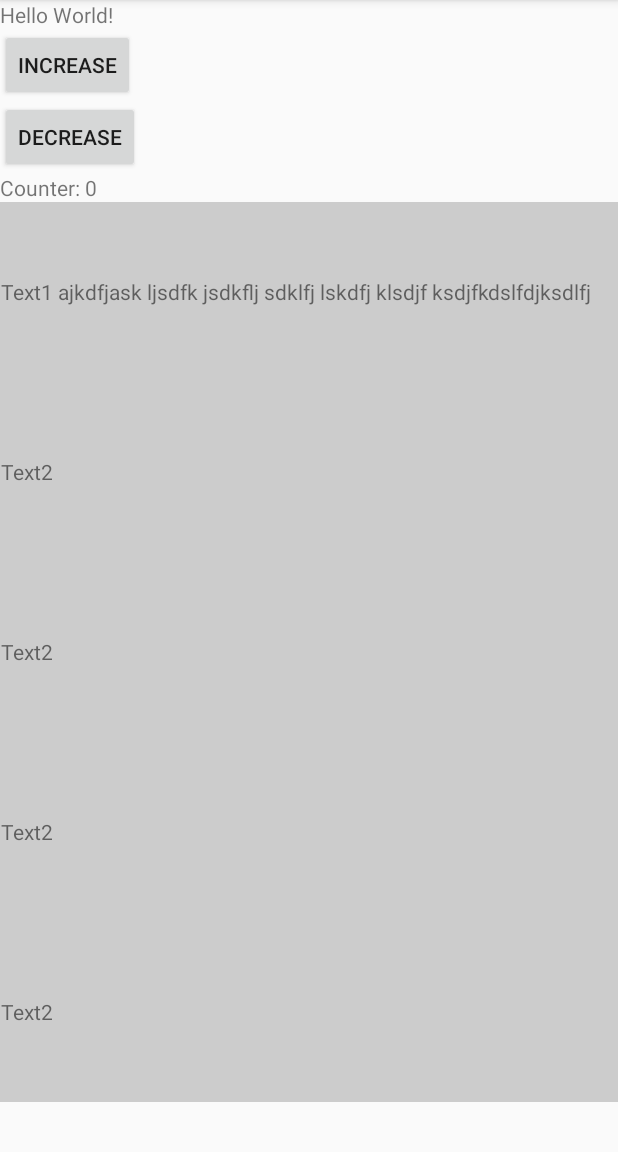
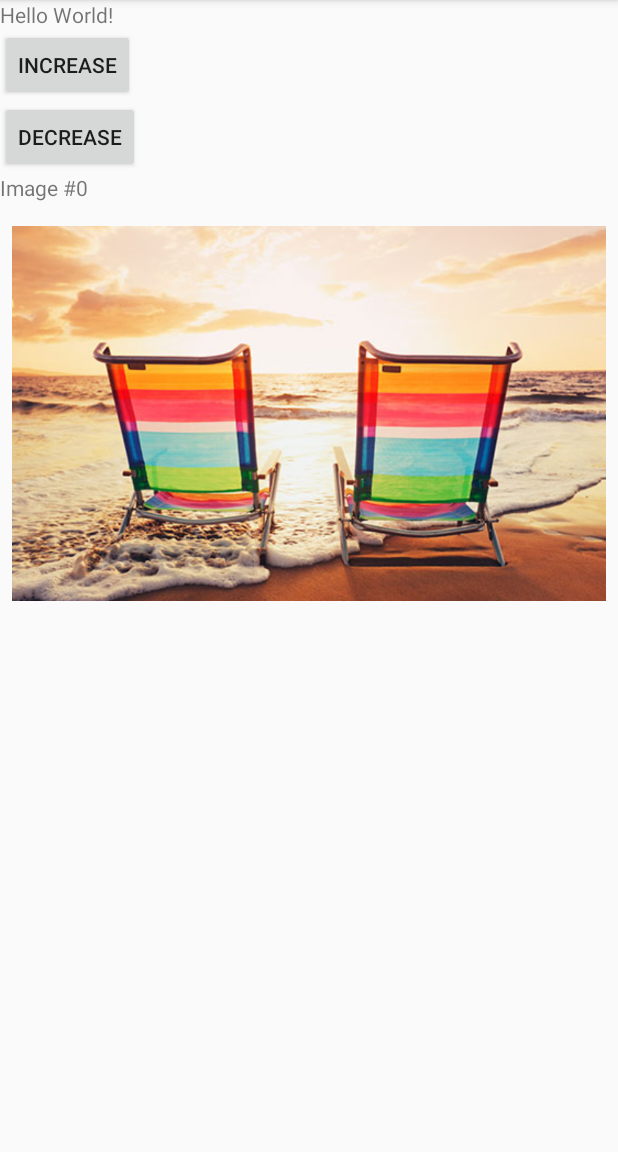
Before and after one commit to passsy/gdg-dus-study-jam, an Android app: the screen it shows after launch (MainActivity), after a tap on "DECREASE", on a phone screen of 412 x 824 dp, the part 84-1236 px from its top. Run offline under Robolectric (Android 15) with nearby library versions, the phone set to English and light mode, and no system bars; 1 other tap on this screen came first.

Commit message:
Easy gallery

```diff
--- a/app/src/main/java/com/google/gdgdus/studyjam/MainActivity.java
+++ b/app/src/main/java/com/google/gdgdus/studyjam/MainActivity.java
@@ -4,11 +4,24 @@ import android.os.Bundle;
 import android.support.v7.app.AppCompatActivity;
 import android.view.View;
 import android.widget.Button;
+import android.widget.ImageView;
 import android.widget.TextView;
+
+import java.util.ArrayList;
+import java.util.Arrays;
+import java.util.List;
 
 public class MainActivity extends AppCompatActivity {
 
     int mCounter = 0;
+
+    private ImageView mImage;
+
+    private static List<Integer> mImages = Arrays.asList(
+            R.drawable.holiday,
+            R.drawable.cat1,
+            R.drawable.cat2
+    );
 
     private TextView mOutput;
 
@@ -17,7 +30,9 @@ public class MainActivity extends AppCompatActivity {
         super.onCreate(savedInstanceState);
         setContentView(R.layout.activity_main);
 
+
         mOutput = (TextView) findViewById(R.id.output);
+        mImage = (ImageView) findViewById(R.id.image);
 
         Button button = (Button) findViewById(R.id.button);
         //noinspection ConstantConditions
@@ -25,8 +40,7 @@ public class MainActivity extends AppCompatActivity {
 
             @Override
             public void onClick(final View v) {
-                mCounter++;
-                updateCounterUi();
+                nextImage();
             }
         });
 
@@ -37,13 +51,23 @@ public class MainActivity extends AppCompatActivity {
         decrease.setOnClickListener(new View.OnClickListener() {
             @Override
             public void onClick(final View v) {
-                mCounter--;
-                updateCounterUi();
+                previousImage();
             }
         });
     }
 
-    private void updateCounterUi() {
-        mOutput.setText("Counter: " + mCounter);
+    private void nextImage() {
+        mCounter++;
+        mCounter %= mImages.size();
+        mOutput.setText("Image #" + mCounter);
+        mImage.setImageDrawable(getResources().getDrawable(mImages.get(mCounter)));
+    }
+
+    private void previousImage() {
+        mCounter--;
+        mCounter += mImages.size();
+        mCounter %= mImages.size();
+        mOutput.setText("Image #" + mCounter);
+        mImage.setImageDrawable(getResources().getDrawable(mImages.get(mCounter)));
     }
 }
--- a/app/src/main/res/layout/activity_main.xml
+++ b/app/src/main/res/layout/activity_main.xml
@@ -5,15 +5,6 @@
     android:layout_height="match_parent"
     android:orientation="vertical"
     tools:context="com.google.gdgdus.studyjam.MainActivity">
-
-    <ScrollView
-        android:layout_width="match_parent"
-        android:layout_height="match_parent">
-
-        <LinearLayout
-            android:layout_width="match_parent"
-            android:orientation="vertical"
-            android:layout_height="wrap_content">
 
     <TextView
         android:id="@+id/textView"
@@ -43,111 +34,13 @@
         android:layout_height="wrap_content"
         android:text="New Text" />
 
-            <LinearLayout
+    <ImageView
         android:layout_width="match_parent"
-                android:layout_height="600dp"
-                android:orientation="vertical"
-                android:background="#cccccc">
-
-                <TextView
-                    android:layout_width="wrap_content"
-                    android:layout_height="0dp"
-                    android:layout_weight="1"
-                    android:gravity="center"
-                    android:lines="1"
-                    android:ellipsize="middle"
-                    android:text="Text1 ajkdfjask ljsdfk jsdkflj sdklfj lskdfj klsdjf ksdjfkdslfdjksdlfj " />
-
-                <TextView
-                    android:layout_width="wrap_content"
-                    android:layout_height="0dp"
-                    android:layout_weight="1"
-                    android:gravity="center"
-                    android:text="Text2" />
-                <TextView
-                    android:layout_width="wrap_content"
-                    android:layout_height="0dp"
-                    android:layout_weight="1"
-                    android:gravity="center"
-                    android:text="Text2" />
-                <TextView
-                    android:layout_width="wrap_content"
-                    android:layout_height="0dp"
-                    android:layout_weight="1"
-                    android:gravity="center"
-                    android:text="Text2" />
-                <TextView
-                    android:layout_width="wrap_content"
-                    android:layout_height="0dp"
-                    android:layout_weight="1"
-                    android:gravity="center"
-                    android:text="Text2" />
-            </LinearLayout>
-
-            <FrameLayout
-                android:layout_width="match_parent"
-                android:padding="16dp"
-                android:layout_height="100dp">
-
-                <Button
-                    android:text="In FrameLayout"
-                    android:layout_width="wrap_content"
-                    android:layout_gravity="bottom|end"
-                    android:layout_height="wrap_content" />
-            </FrameLayout>
-
+        android:layout_height="250dp"
+        android:layout_marginTop="16dp"
+        android:id="@+id/image"
+        android:padding="8dp"
+        android:scaleType="centerCrop"
+        android:src="@drawable/holiday" />
 
 </LinearLayout>
-
-    </ScrollView>
-
-
-   <!-- <RelativeLayout
-        android:layout_width="match_parent"
-        android:layout_height="match_parent">
-
-        <TextView
-            android:id="@+id/textView"
-            android:layout_width="wrap_content"
-            android:layout_height="wrap_content"
-            android:layout_centerHorizontal="true"
-            android:text="Hello World! asdjf kasjdf  asfd as" />
-
-        <Button
-            android:id="@+id/button"
-            android:layout_width="wrap_content"
-            android:layout_height="wrap_content"
-            android:layout_alignStart="@+id/textView"
-            android:layout_below="@+id/textView"
-            android:text="Increase" />
-
-
-        <Button
-            android:id="@+id/button_decrease"
-            android:layout_width="wrap_content"
-            android:layout_height="wrap_content"
-            android:text="Decrease"
-            android:layout_below="@+id/button"
-            android:layout_toEndOf="@+id/button"
-            android:layout_marginStart="49dp"
-            android:layout_marginTop="53dp" />
-
-        <ImageView
-            android:layout_width="match_parent"
-            android:src="@drawable/holiday"
-            android:scaleType="centerCrop"
-            android:layout_height="match_parent"
-            android:layout_above="@+id/output"
-            android:layout_alignParentStart="true"
-            android:layout_below="@+id/button_decrease" />
-
-        <TextView
-            android:id="@+id/output"
-            android:layout_width="match_parent"
-            android:layout_height="48dp"
-            android:layout_alignParentBottom="true"
-            android:gravity="center_vertical"
-            android:padding="16dp"
-            android:text="New Text" />
-    </RelativeLayout>-->
-</LinearLayout>
```
Also changed, not shown: app/src/main/res/drawable/cat1.jpg (added), app/src/main/res/drawable/cat2.jpg (added). Lines whose indentation alone changed are shown as unchanged.
